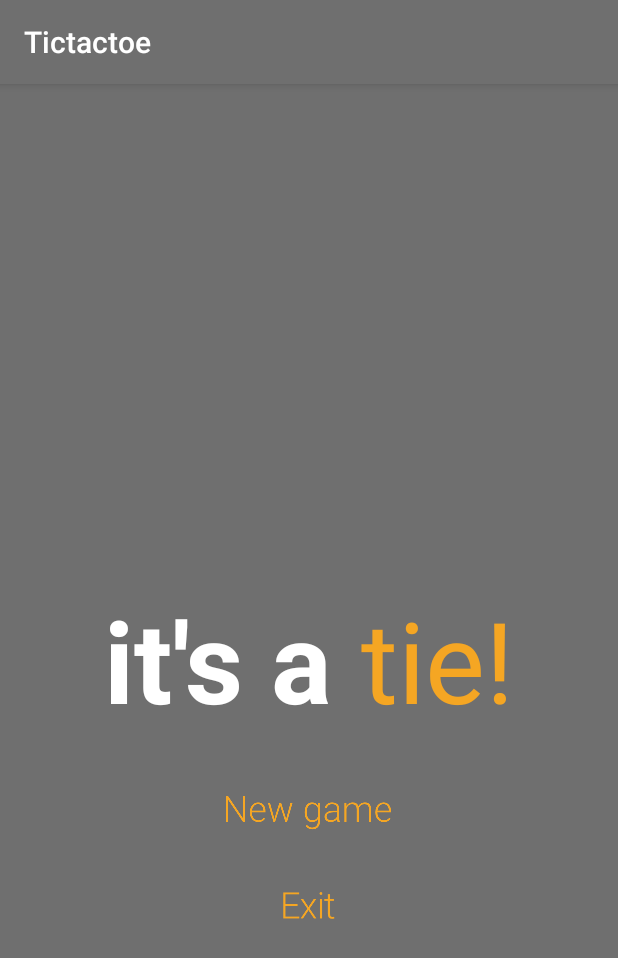
After one commit to tomer89/Tictactoe_android, an Android app: the fragment TieFragment shown on its own in the app's theme, on a phone screen of 412 x 824 dp. The commit adds this screen. Shown: the top 958 px of the screen. Run offline under Robolectric (Android 15) with nearby library versions, the phone set to English and light mode, and no system bars.

Commit message:
add fragment

```diff
--- a/app/src/main/AndroidManifest.xml
+++ b/app/src/main/AndroidManifest.xml
@@ -21,7 +21,8 @@
             android:name=".MenuActivity"
             android:label="MenuActivity"
             android:theme="@style/AppTheme" />
-        <activity android:name=".BoardActivity"></activity>
+        <activity android:name=".BoardActivity" />
+        <activity android:name=".ScoreActivity"></activity>
     </application>
 
 </manifest>
--- /dev/null
+++ b/app/src/main/java/com/inbaltako/tictactoe/TieFragment.java
@@ -0,0 +1,43 @@
+package com.inbaltako.tictactoe;
+
+import android.content.Intent;
+import android.os.Bundle;
+import android.support.v4.app.Fragment;
+import android.view.LayoutInflater;
+import android.view.View;
+import android.view.ViewGroup;
+import android.widget.ImageButton;
+
+public class TieFragment extends Fragment {
+
+    ImageButton newGame;
+    ImageButton exit;
+
+    public TieFragment newInstance() {
+        return new TieFragment();
+    }
+
+    @Override
+    public View onCreateView(LayoutInflater inflater, ViewGroup container, Bundle savedInstanceState) {
+        View view = inflater.inflate(R.layout.fragment_tie_fragment, container, false);
+        newGame = (ImageButton) view.findViewById(R.id.newGameTie);
+        exit = (ImageButton) view.findViewById(R.id.exitBtnTie);
+
+        newGame.setOnClickListener(new View.OnClickListener() {
+            @Override
+            public void onClick(View v) {
+                startActivity(new Intent(getActivity(), MenuActivity.class));
+                getActivity().finish();
+            }
+        });
+
+        exit.setOnClickListener(new View.OnClickListener() {
+            @Override
+            public void onClick(View v) {
+                getActivity().finish();
+            }
+        });
+
+        return view;
+    }
+}
--- a/app/src/main/res/layout/fragment_tie_fragment.xml
+++ b/app/src/main/res/layout/fragment_tie_fragment.xml
@@ -1,13 +1,55 @@
-<FrameLayout xmlns:android="http://schemas.android.com/apk/res/android"
-    xmlns:tools="http://schemas.android.com/tools"
+<RelativeLayout xmlns:android="http://schemas.android.com/apk/res/android"
     android:layout_width="match_parent"
-    android:layout_height="match_parent"
-    tools:context="com.inbaltako.tictactoe.tie_fragment">
+    android:layout_height="match_parent">
 
-    <!-- TODO: Update blank fragment layout -->
-    <TextView
-        android:layout_width="match_parent"
-        android:layout_height="match_parent"
-        android:text="@string/hello_blank_fragment" />
+    <LinearLayout
+        android:layout_width="wrap_content"
+        android:layout_height="wrap_content"
+        android:layout_centerInParent="true"
+        android:id="@+id/text">
 
-</FrameLayout>
+        <TextView
+            android:id="@+id/its"
+            android:layout_width="wrap_content"
+            android:layout_height="wrap_content"
+            android:text="@string/it_s_a"
+            android:textColor="@color/white"
+            android:textSize="75sp"
+            android:textStyle="bold"
+            android:padding="20dp"
+            android:gravity="center" />
+
+        <TextView
+            android:layout_width="wrap_content"
+            android:layout_height="wrap_content"
+            android:text="@string/tie"
+            android:textColor="@color/colorAccent"
+            android:textSize="75sp"
+            android:paddingBottom="20dp"
+            android:paddingTop="20dp"
+            android:paddingEnd="20dp"
+            android:gravity="center"/>
+
+    </LinearLayout>
+
+    <ImageButton
+        android:layout_width="wrap_content"
+        android:layout_height="wrap_content"
+        android:padding="20dp"
+        android:layout_below="@+id/text"
+        android:id="@+id/newGameTie"
+        android:layout_centerHorizontal="true"
+        android:background="@color/colorPrimary"
+        android:src="@drawable/new_game_btn" />
+
+    <ImageButton
+        android:layout_width="wrap_content"
+        android:layout_height="wrap_content"
+        android:padding="20dp"
+        android:id="@+id/exitBtnTie"
+        android:background="@color/colorPrimary"
+        android:src="@drawable/exit_btn"
+        android:layout_below="@+id/newGameTie"
+        android:layout_centerHorizontal="true" />
+
+</RelativeLayout>
--- a/app/src/main/res/values/strings.xml
+++ b/app/src/main/res/values/strings.xml
@@ -14,4 +14,9 @@
 
     <!-- TODO: Remove or change this placeholder text -->
     <string name="hello_blank_fragment">Hello blank fragment</string>
+    <string name="it_s_a">it\'s a</string>
+    <string name="tie">tie!</string>
+    <string name="you">you</string>
+    <string name="lost">lost!</string>
+    <string name="won">won!</string>
 </resources>
```
Also changed, not shown: app/src/main/java/com/inbaltako/tictactoe/AndroidWonFragment.java (added, +43 -0 lines), app/src/main/java/com/inbaltako/tictactoe/BoardActivity.java (+14 -0 lines), app/src/main/java/com/inbaltako/tictactoe/HumanWonFragment.java (added, +43 -0 lines), app/src/main/java/com/inbaltako/tictactoe/ScoreActivity.java (added, +34 -0 lines), app/src/main/java/com/inbaltako/tictactoe/android_win_fragment.java (deleted, +0 -29 lines), app/src/main/java/com/inbaltako/tictactoe/human_win_fragment.java (deleted, +0 -29 lines), app/src/main/java/com/inbaltako/tictactoe/tie_fragment.java (deleted, +0 -29 lines), app/src/main/res/layout/activity_score.xml (added, +7 -0 lines), app/src/main/res/layout/fragment_android_win_fragment.xml (+52 -10 lines), app/src/main/res/layout/fragment_human_win_fragment.xml (+52 -10 lines), app/src/main/res/drawable-hdpi/border.png (added), app/src/main/res/drawable-mdpi/border.png (added), app/src/main/res/drawable-xhdpi/border.png (added), app/src/main/res/drawable-xxhdpi/border.png (added), 3 other files.
